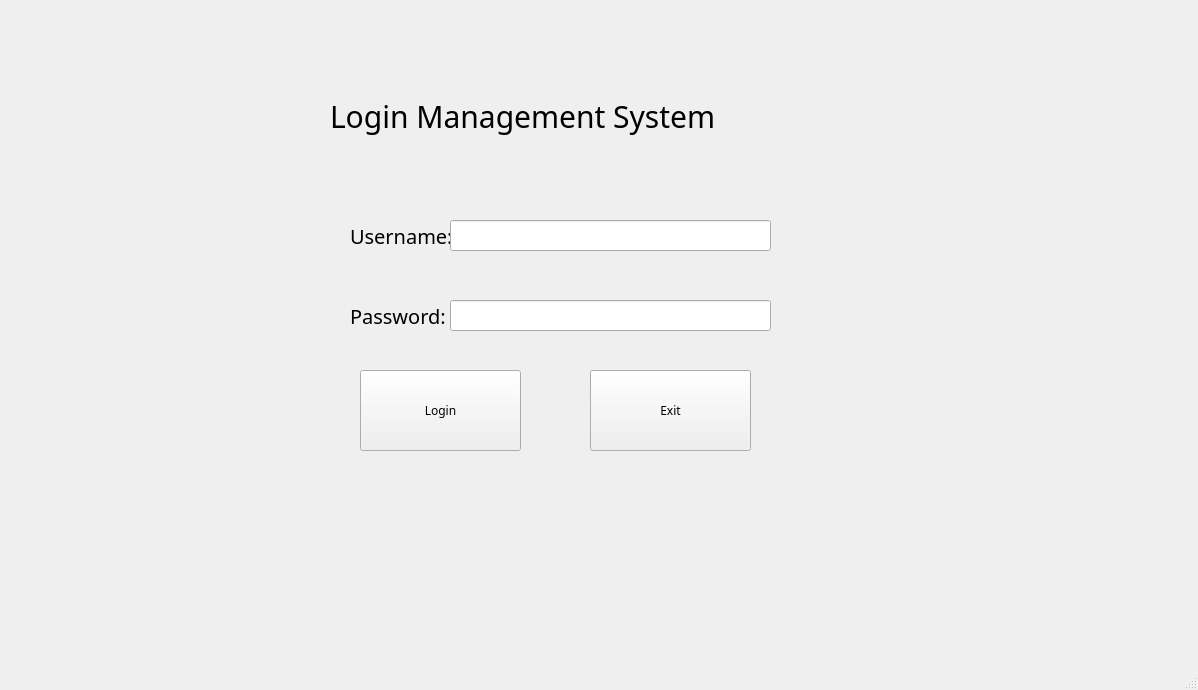
Above: mainwindow.ui from IsabellaRGambill/FinalProjectLMS before the change. Below: the same form after it.
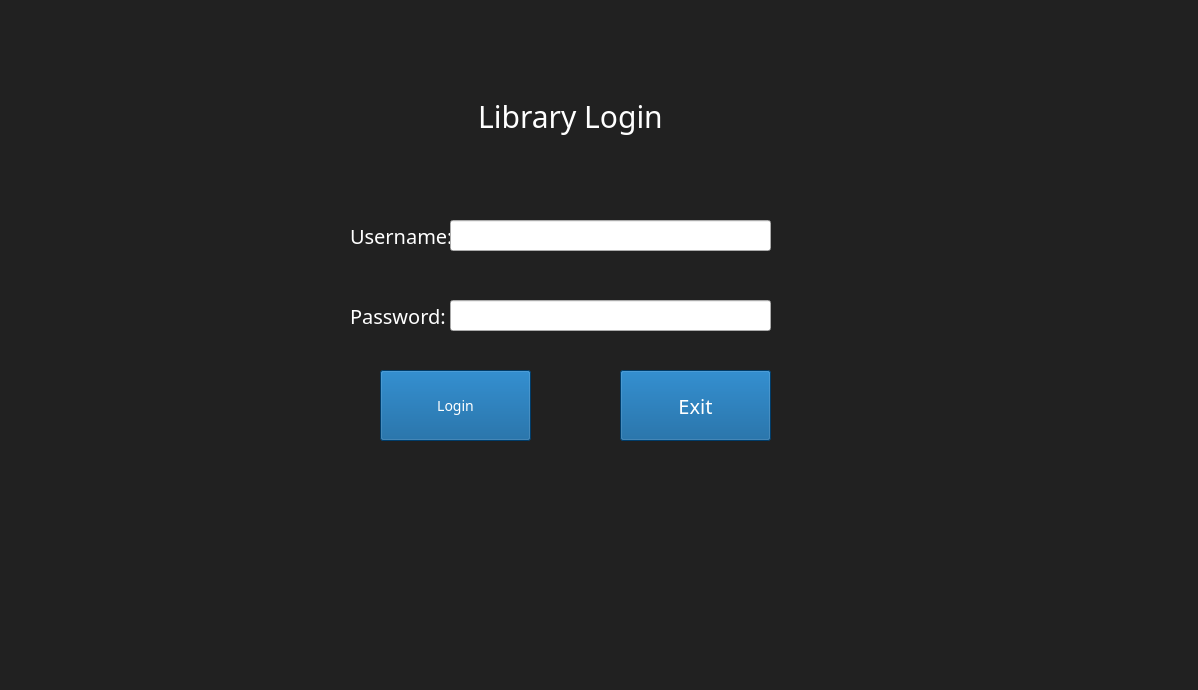
That is the form after the change.

What changed in the file:
```diff
--- a/mainwindow.ui
+++ b/mainwindow.ui
@@ -13,6 +13,11 @@
   <property name="windowTitle">
    <string>MainWindow</string>
   </property>
+  <property name="styleSheet">
+   <string notr="true">QMainWindow{
+background-color:rgb(33, 33, 33)
+}</string>
+  </property>
   <widget class="QWidget" name="centralwidget">
    <widget class="QLabel" name="label">
     <property name="geometry">
@@ -31,11 +36,15 @@
     </property>
     <property name="styleSheet">
      <string notr="true">QLabel{
+color: white;
 font-size:30px;
 }</string>
     </property>
     <property name="text">
-     <string>Login Management System</string>
+     <string>Library Login</string>
+    </property>
+    <property name="alignment">
+     <set>Qt::AlignmentFlag::AlignCenter</set>
     </property>
    </widget>
    <widget class="QLabel" name="label_2">
@@ -55,6 +64,7 @@
     </property>
     <property name="styleSheet">
      <string notr="true">QLabel{
+color:white;
 font-size:20px;
 }</string>
     </property>
@@ -79,6 +89,7 @@
     </property>
     <property name="styleSheet">
      <string notr="true">QLabel{
+color: white;
 font-size:20px;
 }</string>
     </property>
@@ -122,24 +133,26 @@
    <widget class="QPushButton" name="pushButton">
     <property name="geometry">
      <rect>
-      <x>360</x>
+      <x>380</x>
       <y>370</y>
-      <width>161</width>
-      <height>81</height>
+      <width>151</width>
+      <height>71</height>
      </rect>
     </property>
     <property name="font">
      <font>
       <family>Baskerville</family>
+      <pointsize>-1</pointsize>
      </font>
     </property>
     <property name="autoFillBackground">
      <bool>false</bool>
     </property>
     <property name="styleSheet">
-     <string notr="true">QPushButtom{
+     <string notr="true">QPushButton{
+	background-color: rgb(0, 84, 147);
 color: white;
-font-size: 20px;
+font-size: 14px;
 }</string>
     </property>
     <property name="text">
@@ -149,23 +162,25 @@
    <widget class="QPushButton" name="exitButton">
     <property name="geometry">
      <rect>
-      <x>590</x>
+      <x>620</x>
       <y>370</y>
-      <width>161</width>
-      <height>81</height>
+      <width>151</width>
+      <height>71</height>
      </rect>
     </property>
     <property name="font">
      <font>
       <family>Baskerville</family>
+      <pointsize>-1</pointsize>
      </font>
     </property>
     <property name="autoFillBackground">
      <bool>false</bool>
     </property>
     <property name="styleSheet">
-     <string notr="true">QPushButtom{
-background-color: rgb(4, 51, 255);
+     <string notr="true">QPushButton{
+background-color:rgb(0, 84, 147);
+color:white;
 font-size: 20px;
 }</string>
     </property>
@@ -174,17 +189,6 @@
     </property>
    </widget>
   </widget>
-  <widget class="QMenuBar" name="menubar">
-   <property name="geometry">
-    <rect>
-     <x>0</x>
-     <y>0</y>
-     <width>1198</width>
-     <height>24</height>
-    </rect>
-   </property>
-  </widget>
-  <widget class="QStatusBar" name="statusbar"/>
  </widget>
  <resources/>
  <connections/>
```
